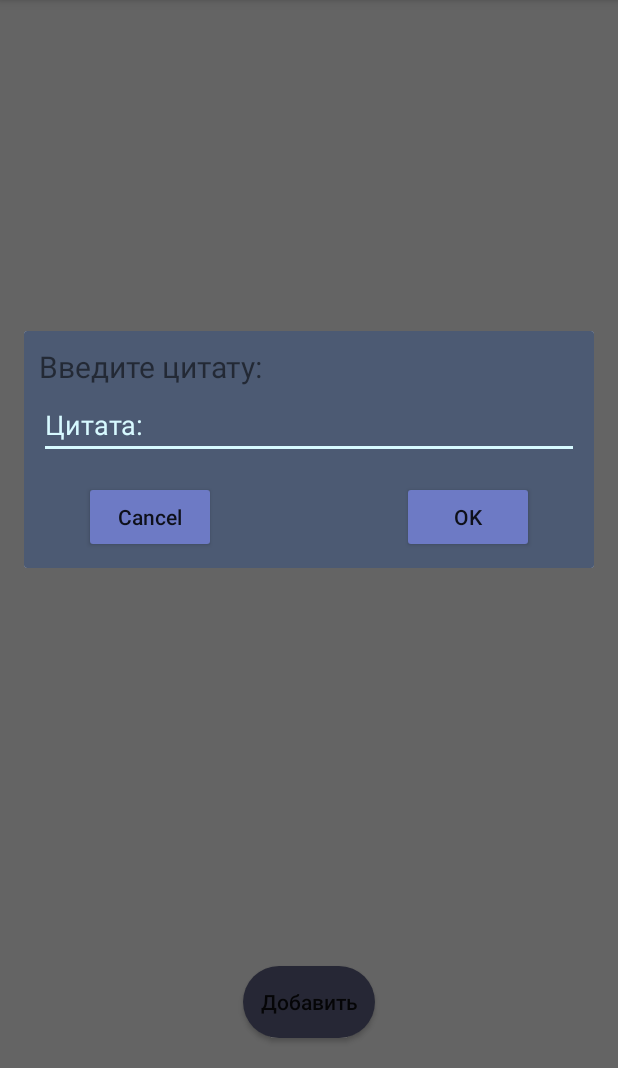
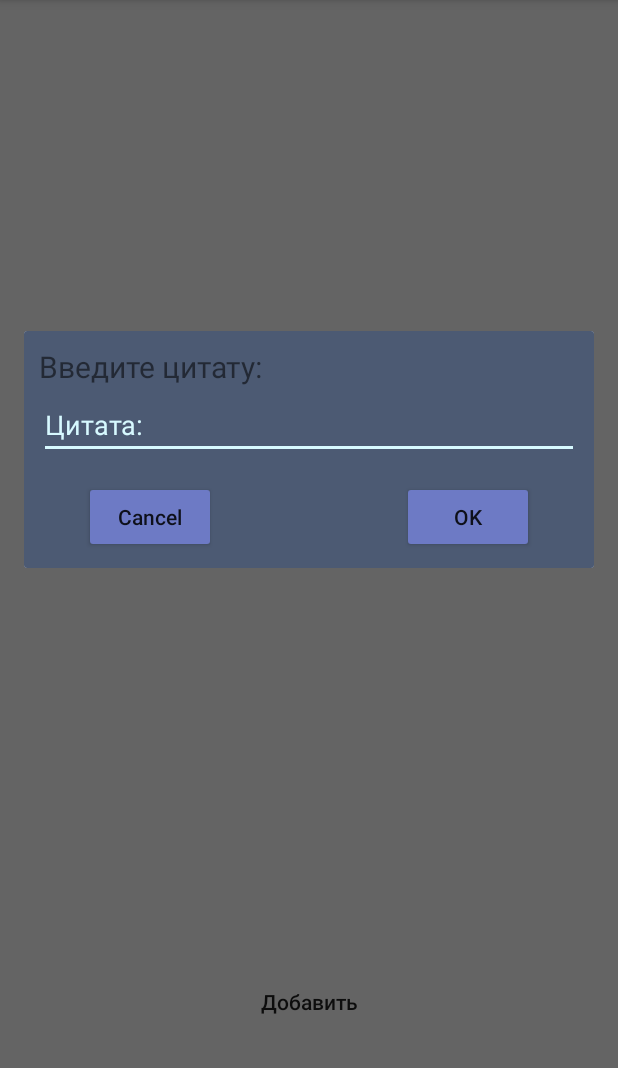
Before and after one commit to TimSin5599/Quote, an Android app: the screen it shows after launch (MainActivity), after a tap on "Добавить", on a phone screen of 412 x 824 dp, the part 168-1236 px from its top. Run offline under Robolectric (Android 15) with nearby library versions, the phone set to English and light mode, and no system bars; our stand-ins replace Firebase (no records; nobody signed in at launch, a user with empty details on screens opened directly).

Commit message:
custom style button

```diff
--- a/app/src/main/res/drawable/button.xml
+++ b/app/src/main/res/drawable/button.xml
@@ -2,14 +2,12 @@
 <selector xmlns:android="http://schemas.android.com/apk/res/android">
     <item android:state_pressed="true">
         <shape android:shape="rectangle">
-            <solid android:color="@color/colorMenu" />
             <corners android:radius="30dp" />
         </shape>
     </item>
 
     <item android:state_pressed="false">
         <shape android:shape="rectangle">
-            <solid android:color="@color/colorMenu" />
             <corners android:radius="30dp" />
         </shape>
     </item>
```
